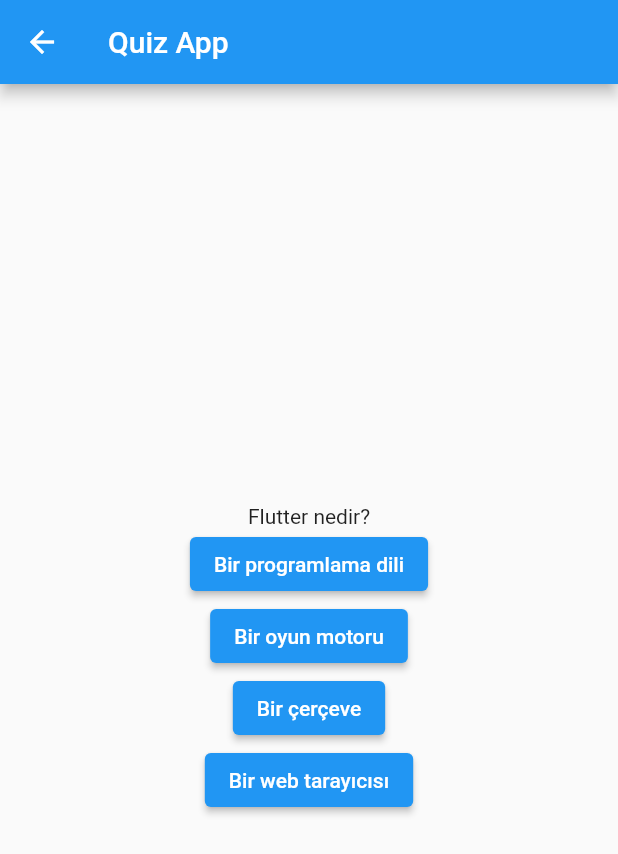
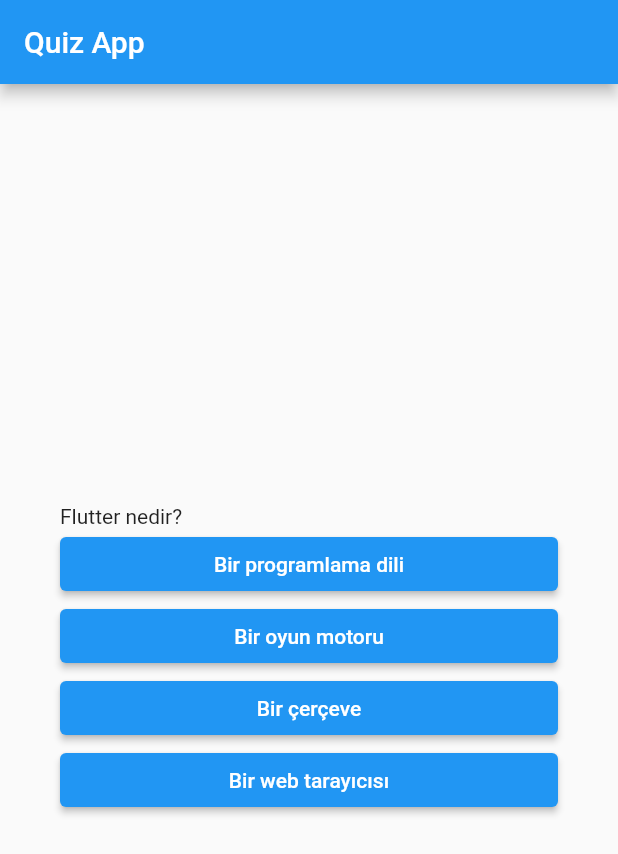
Before and after one commit to yurtkurane/flutter, a Flutter app: the screen it shows after launch, after a tap on "Oyuna Başla", on a phone screen of 412 x 824 dp. Shown: the top 854 px of the screen. Run offline on Flutter 3.47's test engine with Material 2 defaults, Android fonts, the phone set to English and light mode, and no system bars.

Commit message:
derskapsamında(sayfalar arası geçiş)

```diff
--- /dev/null
+++ b/introapp/lib/home_screen.dart
@@ -0,0 +1,46 @@
+import 'package:flutter/material.dart';
+
+class HomeScreen extends StatelessWidget {
+  const HomeScreen(this.onStartButtonPressed, {super.key}); // 1. gereksinim
+  final void Function() onStartButtonPressed;
+
+  // 2. gereksinim
+  // Hot Reload => Restarta gerek kalmadan (spesifik durumlar hariç)
+  // değişikliklerin görünmesi.
+  Widget build(BuildContext context) {
+    return Scaffold(
+      backgroundColor: Colors.deepPurpleAccent,
+      body: Center(
+        child: Column(
+          mainAxisAlignment: MainAxisAlignment.center,
+          children: [
+            // asset
+            Image.asset(
+              "assets/images/quiz-logo.png",
+              width: 240,
+            ),
+            // Image.network(
+            //     "https://miro.medium.com/v2/resize:fit:720/format:webp/1*FBRsnCP9wE84UVW1Kkv5Yw.jpeg"),
+            const Text("Quiz App",
+                style: TextStyle(
+                    color: Colors.white,
+                    fontSize: 32,
+                    fontWeight: FontWeight.bold,
+                    letterSpacing: 1.5)),
+            ElevatedButton(
+              onPressed: () {
+                onStartButtonPressed();
+              },
+              style: ElevatedButton.styleFrom(
+                  backgroundColor: Colors.amber, foregroundColor: Colors.black),
+              child: const Text(
+                "Oyuna Başla",
+                style: TextStyle(fontSize: 16, fontWeight: FontWeight.bold),
+              ),
+            )
+          ],
+        ),
+      ),
+    );
+  }
+}
--- a/introapp/lib/main.dart
+++ b/introapp/lib/main.dart
@@ -1,109 +1,7 @@
 import 'package:flutter/material.dart';
-import 'package:introapp/data/questions.dart';
+import 'package:introapp/swiper_screen.dart';
+
 
 void main() {
-  runApp(const MaterialApp(
-    home: HomeScreen(),
-  ));
+  runApp(const MaterialApp(home: SwiperScreen(),));
 }
-
-// boilerplate => basmakalıp
-class HomeScreen extends StatelessWidget {
-  const HomeScreen({Key? key}); // 1. gereksinim
-
-  // 2. gereksinim
-  // Hot Reload => Restarta gerek kalmadan (spesifik durumlar hariç)
-  // değişikliklerin görünmesi.
-  Widget build(BuildContext context) {
-    return Scaffold(
-      backgroundColor: Colors.deepPurpleAccent,
-      body: Center(
-        child: Column(
-          mainAxisAlignment: MainAxisAlignment.center,
-          children: [
-            // asset
-            Image.asset(
-              "assets/images/quiz-logo.png",
-              width: 240,
-            ),
-            // Image.network(
-            //     "https://miro.medium.com/v2/resize:fit:720/format:webp/1*FBRsnCP9wE84UVW1Kkv5Yw.jpeg"),
-            const Text("Quiz App",
-                style: TextStyle(
-                    color: Colors.white,
-                    fontSize: 32,
-                    fontWeight: FontWeight.bold,
-                    letterSpacing: 1.5)),
-            ElevatedButton(
-              onPressed: () {
-                Navigator.push(
-                  context,
-                  MaterialPageRoute(builder: (context) => QuizScreen()),
-                );
-              },
-              style: ElevatedButton.styleFrom(
-                  backgroundColor: Colors.amber, foregroundColor: Colors.black),
-              child: const Text(
-                "Oyuna Başla",
-                style: TextStyle(fontSize: 16, fontWeight: FontWeight.bold),
-              ),
-            )
-          ],
-        ),
-      ),
-    );
-  }
-}
-
-// SABIT UI
-
-// StatefullWidget
-
-// 2 class
-// Widget - State
-
-// _State
-
-class QuizScreen extends StatefulWidget {
-  const QuizScreen({Key? key});
-
-  @override
-  _QuizScreenState createState() => _QuizScreenState();
-}
-
-class _QuizScreenState extends State<QuizScreen> {
-  int currentQuestionIndex = 0;
-
-  void nextQuestion() {
-    setState(() {
-      if (currentQuestionIndex < questions.length - 1) {
-        currentQuestionIndex++;
-      } else {}
-    });
-  }
-
-  @override
-  Widget build(BuildContext context) {
-    return Scaffold(
-      appBar: AppBar(
-        title: const Text('Quiz App'),
-      ),
-      body: Center(
-        child: Column(
-          mainAxisAlignment: MainAxisAlignment.center,
-          children: [
-            Text(questions[currentQuestionIndex].question),
-            ...questions[currentQuestionIndex].answers.map((answer) {
-              return ElevatedButton(
-                onPressed: () {
-                  nextQuestion();
-                },
-                child: Text(answer),
-              );
-            })
-          ],
-        ),
-      ),
-    );
-  }
-}
--- /dev/null
+++ b/introapp/lib/quiz_screen.dart
@@ -0,0 +1,50 @@
+import 'package:flutter/material.dart';
+import 'package:introapp/data/questions.dart';
+
+class QuizScreen extends StatefulWidget {
+  const QuizScreen({Key? key});
+
+  @override
+  _QuizScreenState createState() => _QuizScreenState();
+}
+
+class _QuizScreenState extends State<QuizScreen> {
+  int currentQuestionIndex = 0;
+
+  void nextQuestion() {
+    setState(() {
+      if (currentQuestionIndex < questions.length - 1) {
+        currentQuestionIndex++;
+      } else {}
+    });
+  }
+
+  @override
+  Widget build(BuildContext context) {
+    return Scaffold(
+      appBar: AppBar(
+        title: const Text('Quiz App'),
+      ),
+      body: Center(
+        child: Container(
+          margin: const EdgeInsets.all(40),
+          child: Column(
+            crossAxisAlignment: CrossAxisAlignment.stretch,
+            mainAxisAlignment: MainAxisAlignment.center,
+            children: [
+              Text(questions[currentQuestionIndex].question),
+              ...questions[currentQuestionIndex].answers.map((answer) {
+                return ElevatedButton(
+                  onPressed: () {
+                    nextQuestion();
+                  },
+                  child: Text(answer),
+                );
+              })
+            ],
+          ),
+        ),
+      ),
+    );
+  }
+}
--- /dev/null
+++ b/introapp/lib/swiper_screen.dart
@@ -0,0 +1,31 @@
+import 'package:flutter/material.dart';
+import 'package:introapp/home_screen.dart';
+import 'package:introapp/quiz_screen.dart';
+
+class SwiperScreen extends StatefulWidget {
+  const SwiperScreen({ Key? key }) : super(key: key);
+
+  @override
+  _SwiperScreenState createState() => _SwiperScreenState();
+}
+
+class _SwiperScreenState extends State<SwiperScreen> {
+  String activeScreenName = "home_screen";
+
+  void goToQuiz(){
+    setState((){
+      activeScreenName = "quiz_screen";
+    });
+  }
+
+  @override
+  Widget build(BuildContext context) {
+    Widget activeScreen = HomeScreen(goToQuiz);
+
+    if(activeScreenName == "quiz_screen") activeScreen = QuizScreen();
+
+    return Container(
+      child: activeScreen,
+    );
+  }
+}
```
Also changed, not shown: introapp/lib/data/question.dart (deleted).
